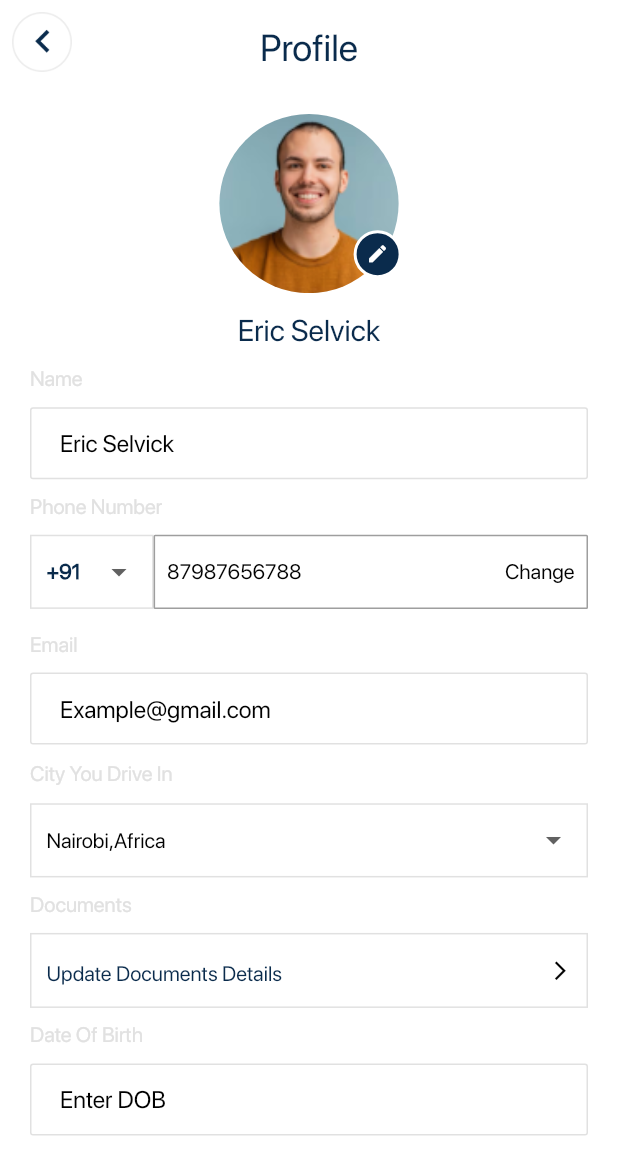
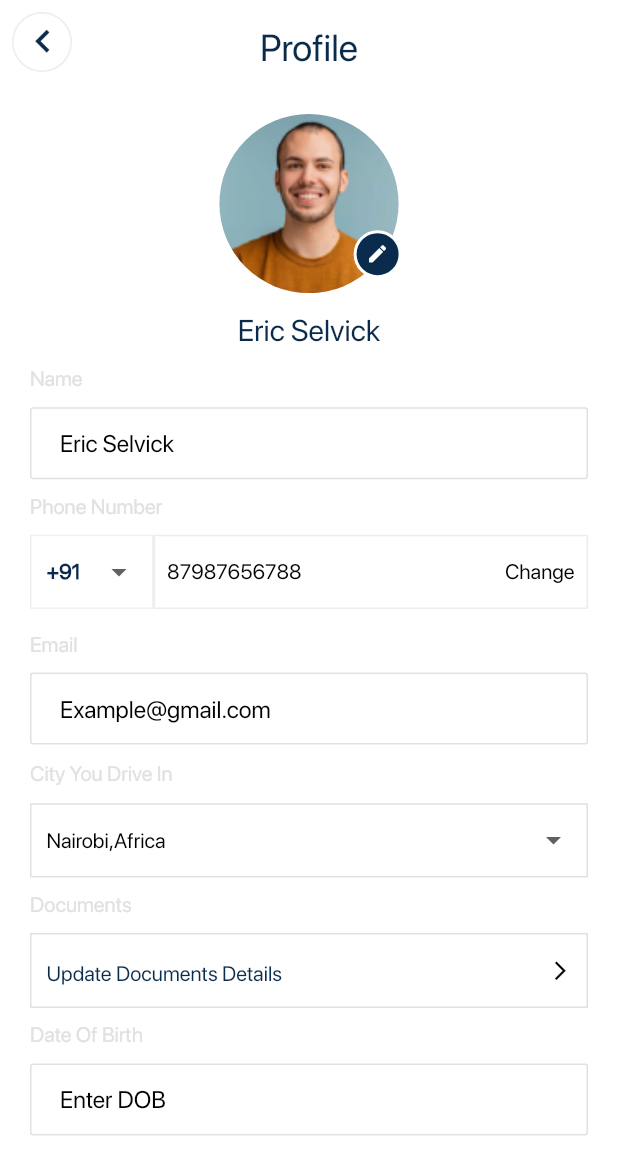
Before and after one commit to Rayarmohan/Jambo-Taxi-app, a Flutter app: the ProfileEdit screen opened directly, on a phone screen of 412 x 824 dp. Shown: the top 1175 px of the screen. Run offline on Flutter 3.47's test engine with Material 3 defaults, Android fonts, the phone set to English and light mode, and no system bars; our stand-ins replace dotted_border, dotted_line, flutter_rating_bar, flutter_screenutil, flutter_svg, get.

Commit message:
ui-changes

```diff
--- a/lib/features/profile/editprofile_screen.dart
+++ b/lib/features/profile/editprofile_screen.dart
@@ -122,8 +122,9 @@ class ProfileEdit extends StatelessWidget {
                           width: 80.h,
                           padding: const EdgeInsets.all(10),
                           decoration: BoxDecoration(
-                              border:
-                                  Border.all(width: 1, color: AppColors.grey)),
+                              border: Border.all(
+                                  width: 1,
+                                  color: AppColors.grey.withOpacity(0.5))),
                           child: DropdownButtonHideUnderline(
                             child: DropdownButton<String>(
                               value: controller.dropdownValue.value,
@@ -150,7 +151,8 @@ class ProfileEdit extends StatelessWidget {
                           height: 48.h,
                           width: 200.h,
                           decoration: BoxDecoration(
-                            border: Border.all(color: Colors.grey),
+                            border:
+                                Border.all(color: Colors.grey.withOpacity(0.2)),
                             borderRadius: BorderRadius.all(Radius.circular(1)),
                           ),
                           child: Padding(
```
